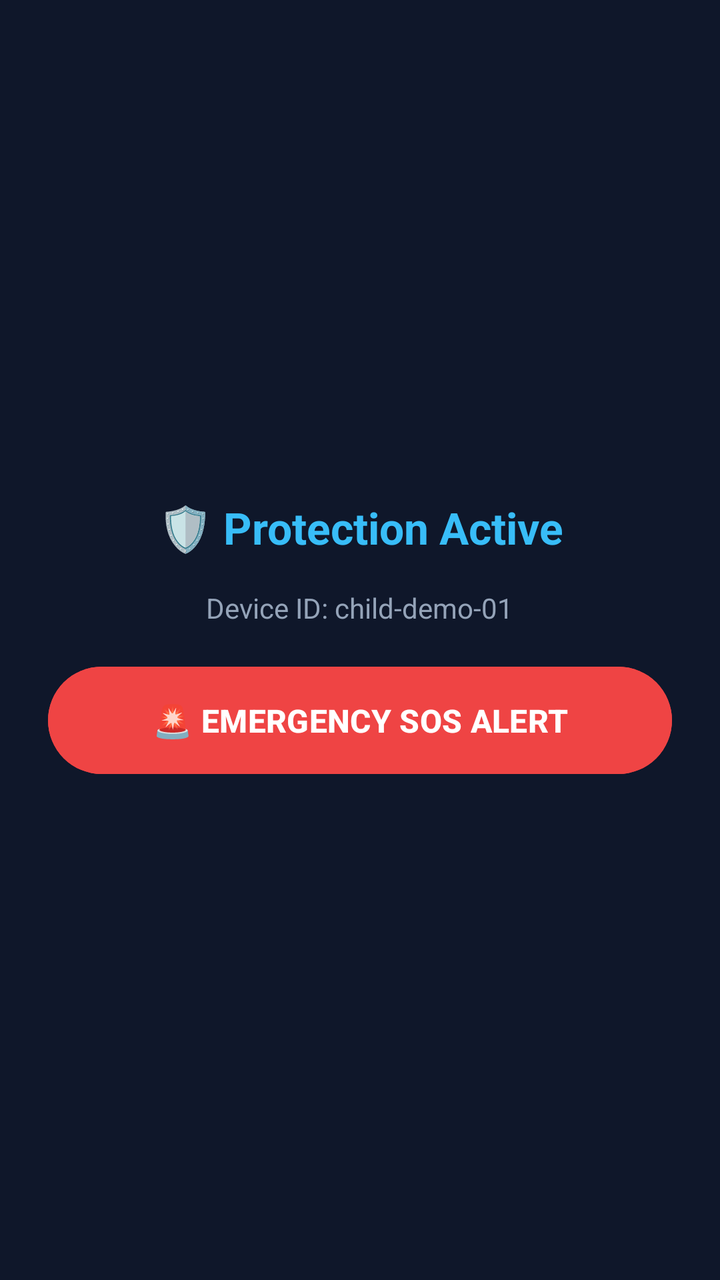
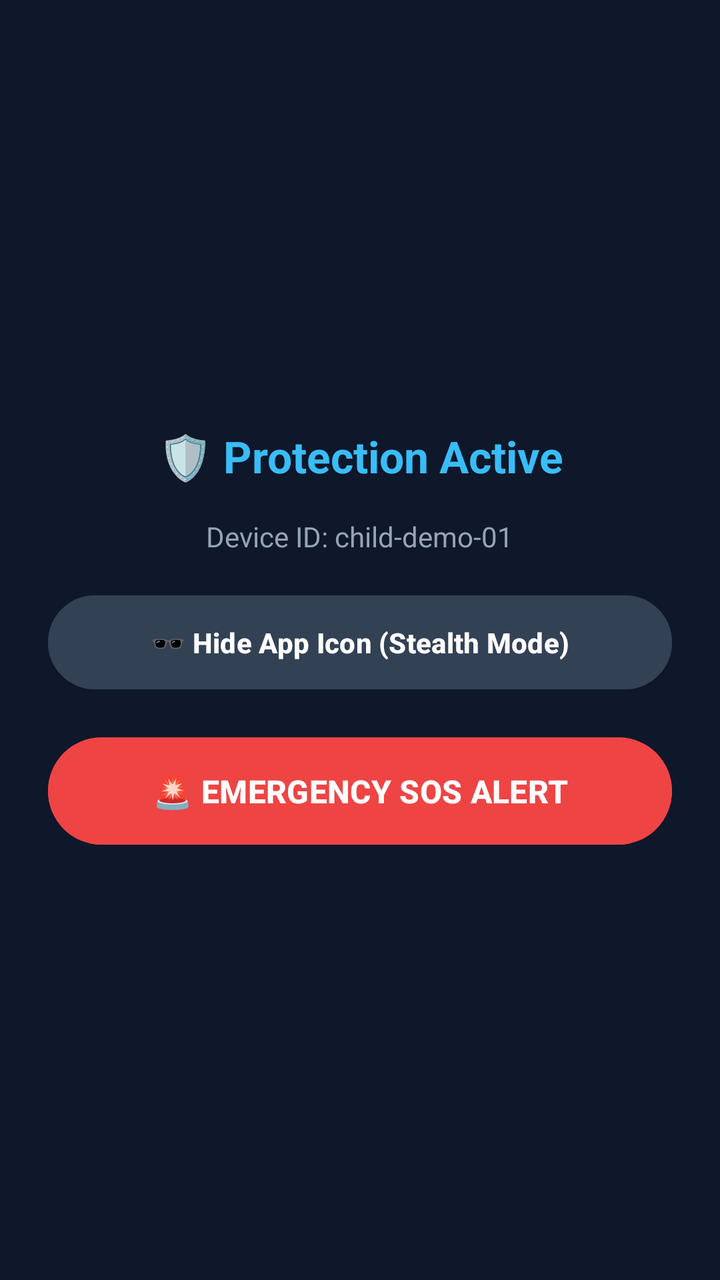

An Android layout rendered at two revisions. The XML below is the earlier revision; the diff shows what the commit changed to produce the second picture.
<!-- AndroidManifest.xml: application theme Theme.Material3.DayNight.NoActionBar -->
<!-- res/layout/activity_status.xml -->
<?xml version="1.0" encoding="utf-8"?>
<LinearLayout xmlns:android="http://schemas.android.com/apk/res/android"
    android:layout_width="match_parent"
    android:layout_height="match_parent"
    android:background="#0F172A"
    android:gravity="center"
    android:orientation="vertical"
    android:padding="24dp">

    <TextView
        android:id="@+id/tvStatus"
        android:layout_width="wrap_content"
        android:layout_height="wrap_content"
        android:gravity="center"
        android:text="🛡️ Protection Active"
        android:textColor="#38BDF8"
        android:textSize="22sp"
        android:textStyle="bold" />

    <TextView
        android:id="@+id/tvDeviceInfo"
        android:layout_width="wrap_content"
        android:layout_height="wrap_content"
        android:layout_marginTop="16dp"
        android:gravity="center"
        android:text="Device ID: child-demo-01"
        android:textColor="#94A3B8"
        android:textSize="14sp" />

    <Button
        android:id="@+id/btnFixAccessibility"
        android:layout_width="match_parent"
        android:layout_height="wrap_content"
        android:layout_marginTop="20dp"
        android:backgroundTint="#F59E0B"
        android:padding="14dp"
        android:text="⚠️ Enable Silent Shield (Accessibility)"
        android:textColor="#000000"
        android:textSize="14sp"
        android:textStyle="bold"
        android:visibility="gone" />

    <Button
        android:id="@+id/btnSos"
        android:layout_width="match_parent"
        android:layout_height="wrap_content"
        android:layout_marginTop="16dp"
        android:backgroundTint="#EF4444"
        android:padding="16dp"
        android:text="🚨 EMERGENCY SOS ALERT"
        android:textColor="#FFFFFF"
        android:textSize="16sp"
        android:textStyle="bold" />

</LinearLayout>
<!-- resources referenced by this layout -->
<resources>

</resources>

<!-- the commit's change to res/layout/activity_status.xml (unified diff, before → after) -->
@@ -41,6 +41,18 @@
         android:visibility="gone" />
 
     <Button
+        android:id="@+id/btnHideApp"
+        android:layout_width="match_parent"
+        android:layout_height="wrap_content"
+        android:layout_marginTop="16dp"
+        android:backgroundTint="#334155"
+        android:padding="14dp"
+        android:text="🕶️ Hide App Icon (Stealth Mode)"
+        android:textColor="#FFFFFF"
+        android:textSize="14sp"
+        android:textStyle="bold" />
+
+    <Button
         android:id="@+id/btnSos"
         android:layout_width="match_parent"
         android:layout_height="wrap_content"
